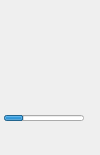
This is devwdg.ui in juniperdiego/usbW as Qt 5 draws it before an edit. The edited form follows.
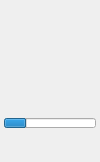
This is the edited form.

What changed in the file:
```diff
--- a/devwdg.ui
+++ b/devwdg.ui
@@ -7,7 +7,7 @@
     <x>0</x>
     <y>0</y>
     <width>100</width>
-    <height>147</height>
+    <height>162</height>
    </rect>
   </property>
   <property name="maximumSize">
@@ -80,14 +80,14 @@
       <widget class="QProgressBar" name="progBar_Install">
        <property name="minimumSize">
         <size>
-         <width>80</width>
-         <height>6</height>
+         <width>90</width>
+         <height>10</height>
         </size>
        </property>
        <property name="maximumSize">
         <size>
-         <width>80</width>
-         <height>6</height>
+         <width>200</width>
+         <height>10</height>
         </size>
        </property>
        <property name="value">
```
